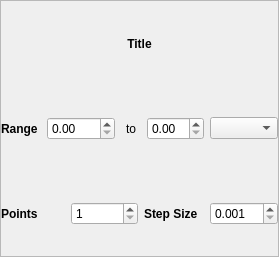
This is xdart/gui/widgets/rangeWidgetUI.ui in rwalroth/xdart as Qt 5 draws it before an edit. The edited form follows.
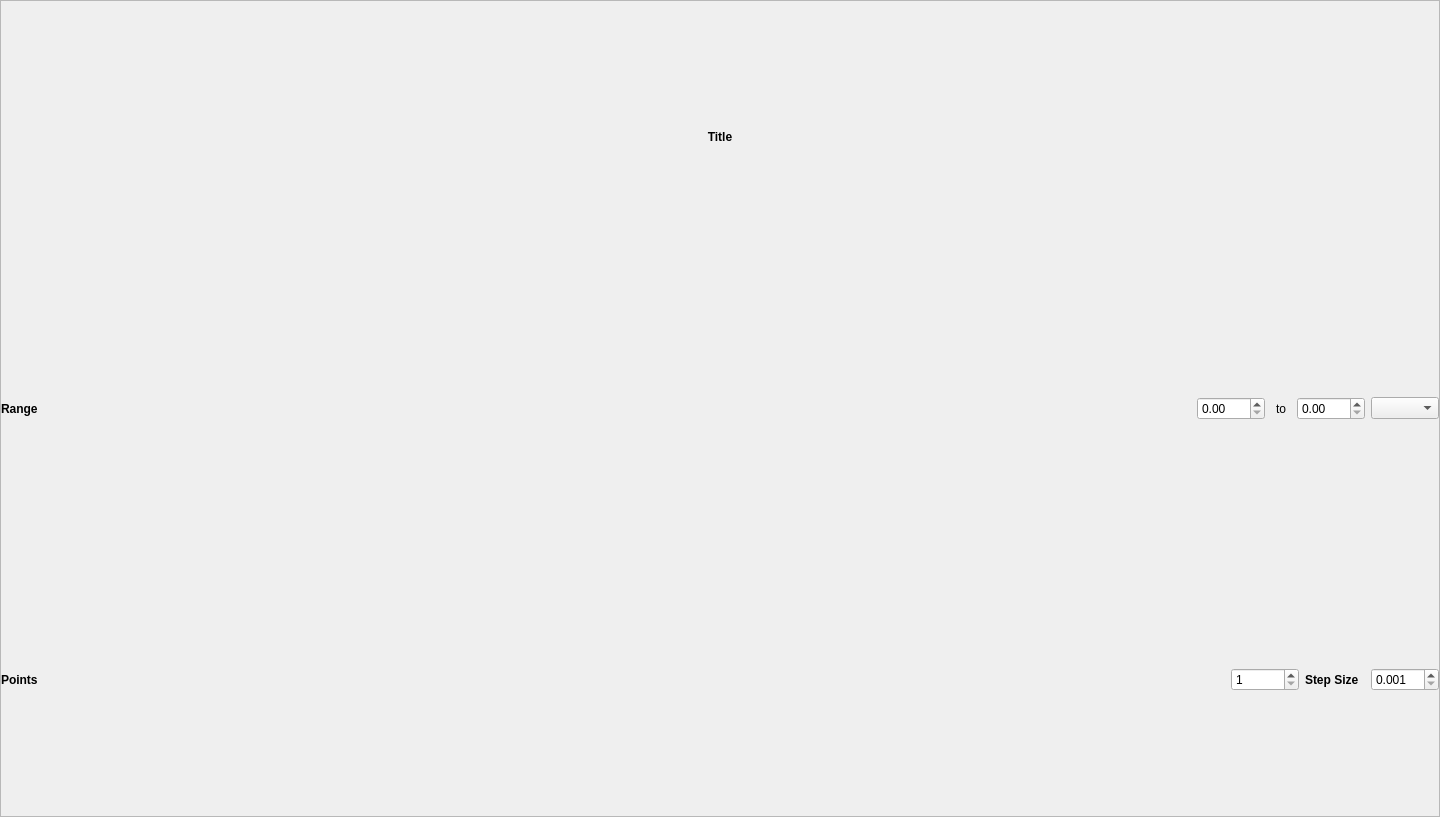
This is the edited form.

What changed in the file:
```diff
--- a/xdart/gui/widgets/rangeWidgetUI.ui
+++ b/xdart/gui/widgets/rangeWidgetUI.ui
@@ -6,8 +6,8 @@
    <rect>
     <x>0</x>
     <y>0</y>
-    <width>279</width>
-    <height>257</height>
+    <width>1440</width>
+    <height>817</height>
    </rect>
   </property>
   <property name="windowTitle">
```
Left out of the diff: 6 changed lines with no effect on the pictures.
